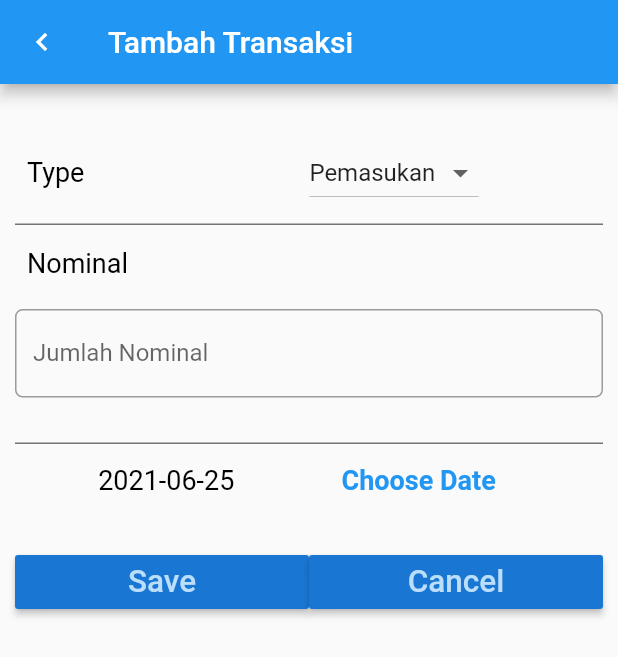
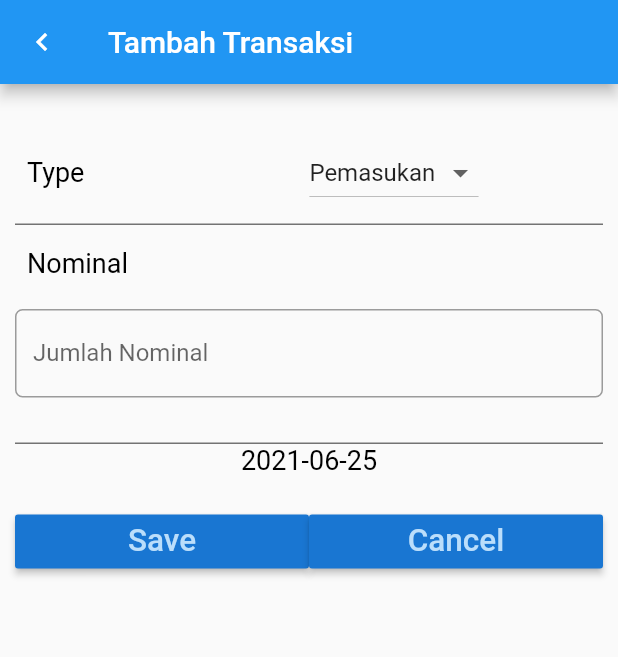
Before and after one commit to room2468/12-final-project-zeatech-1, a Flutter app: the Home screen opened directly, after a tap on the "add" icon, on a phone screen of 412 x 824 dp. Shown: the top 657 px of the screen. Run offline on Flutter 3.47's test engine with Material 2 defaults, Android fonts, the phone set to English and light mode, and no system bars; our stand-ins replace firebase_auth, firebase_core, google_sign_in, sqflite; accounts and stored records are empty.

Commit message:
Improvisasi UI

```diff
--- a/lib/layouts/input.dart
+++ b/lib/layouts/input.dart
@@ -39,7 +39,6 @@ class EntryFormState extends State<EntryForm> {
       });
     }
   }
-
 
   void dropdownOnChanged(String changeValue) {
     setState(() {
@@ -127,20 +126,20 @@ class EntryFormState extends State<EntryForm> {
               Row(
                 mainAxisAlignment: MainAxisAlignment.spaceEvenly,
                 children: <Widget>[
-                 Text(
-                      "${selectedDate.toLocal()}".split(' ')[0],
-                      style: TextStyle(color: Colors.black, fontSize: 18),
-                    ),
-                  FlatButton(
-                    child: Text(
-                      'Choose Date',
-                      style: TextStyle(fontWeight: FontWeight.bold, fontSize: 18),
-                    ),
-                    textColor: Theme.of(context).accentColor,
-                    onPressed: () => {
-                      _selectDate(context),
-                    },
+                  Text(
+                    "${selectedDate.toLocal()}".split(' ')[0],
+                    style: TextStyle(color: Colors.black, fontSize: 18),
                   ),
+                  // FlatButton(
+                  //   child: Text(
+                  //     'Choose Date',
+                  //     style: TextStyle(fontWeight: FontWeight.bold, fontSize: 18),
+                  //   ),
+                  //   textColor: Theme.of(context).accentColor,
+                  //   onPressed: () => {
+                  //     _selectDate(context),
+                  //   },
+                  // ),
                 ],
               ),
 
```
Also changed, not shown: lib/layouts/home.dart (+31 -31 lines).
